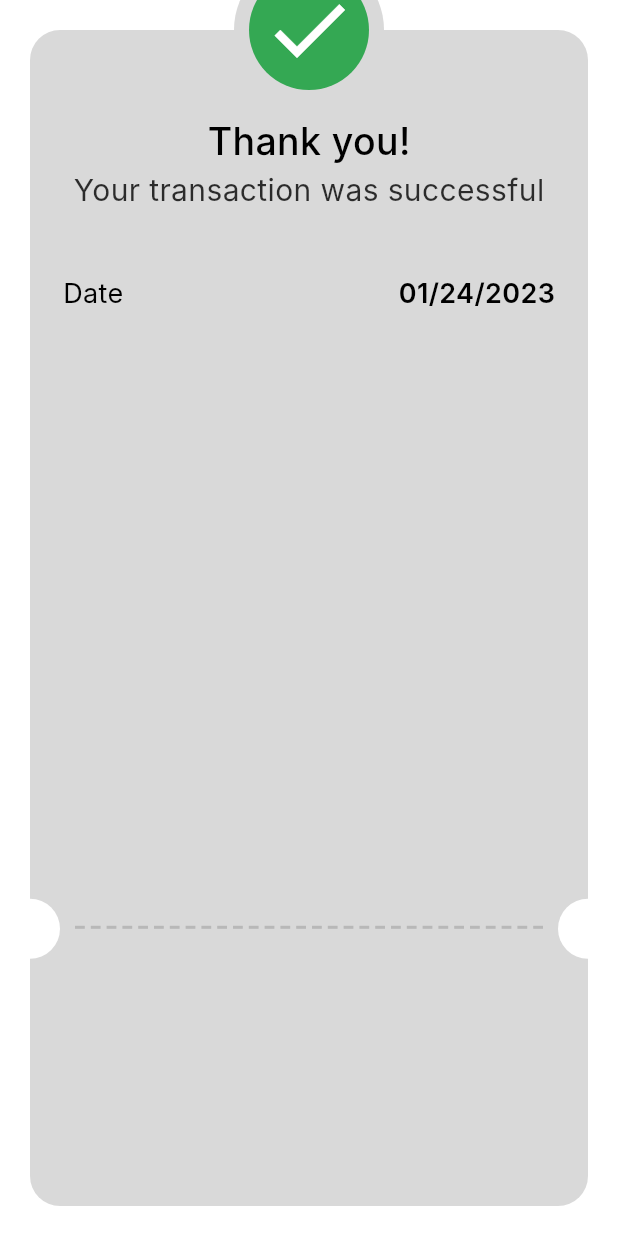
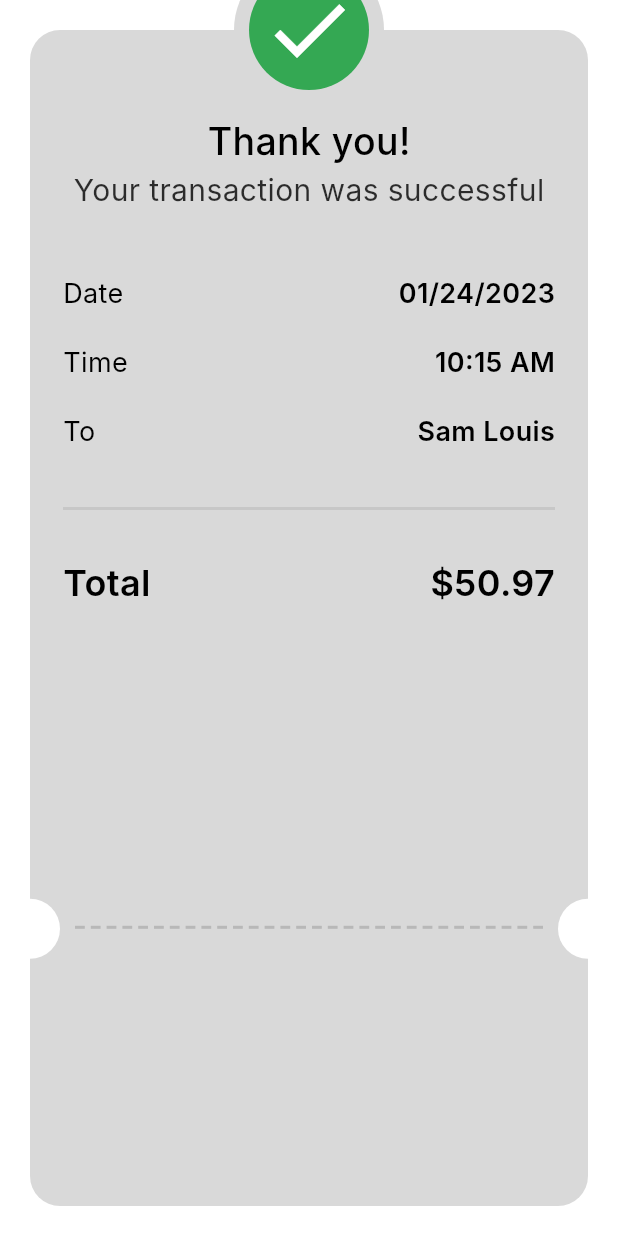
Before and after one commit to mano299/check-out-app, a Flutter app: the ThankYouView screen opened directly, on a phone screen of 412 x 824 dp. Run offline on Flutter 3.47's test engine with Material 3 defaults, Android fonts, the phone set to English and light mode, and no system bars; our stand-ins replace flutter_credit_card, flutter_svg; Roboto replaces fonts that are missing (Inter).

Commit message:
finish card infos

```diff
--- a/lib/features/check_out/presentation/widget/thank_you_card.dart
+++ b/lib/features/check_out/presentation/widget/thank_you_card.dart
@@ -1,5 +1,6 @@
 import 'package:check_out_app/core/utils/styles.dart';
 import 'package:check_out_app/features/check_out/presentation/widget/custom_card_info_item.dart';
+import 'package:check_out_app/features/check_out/presentation/widget/total_price.dart';
 import 'package:flutter/material.dart';
 
 class ThankYouCard extends StatelessWidget {
@@ -34,6 +35,24 @@ class ThankYouCard extends StatelessWidget {
               title: 'Date',
               value: '01/24/2023',
             ),
+            SizedBox(height: 20),
+            CustomCardInfoItem(
+              title: 'Time',
+              value: '10:15 AM',
+            ),
+            SizedBox(height: 20),
+            CustomCardInfoItem(
+              title: 'To',
+              value: 'Sam Louis',
+            ),
+            SizedBox(height: 30),
+            Divider(
+              color: Color(0xffC7C7C7),
+              thickness: 2,
+            ),
+            SizedBox(height: 24),
+            TotalPrice(),
+            SizedBox(height: 30),
           ],
         ),
       ),
```
